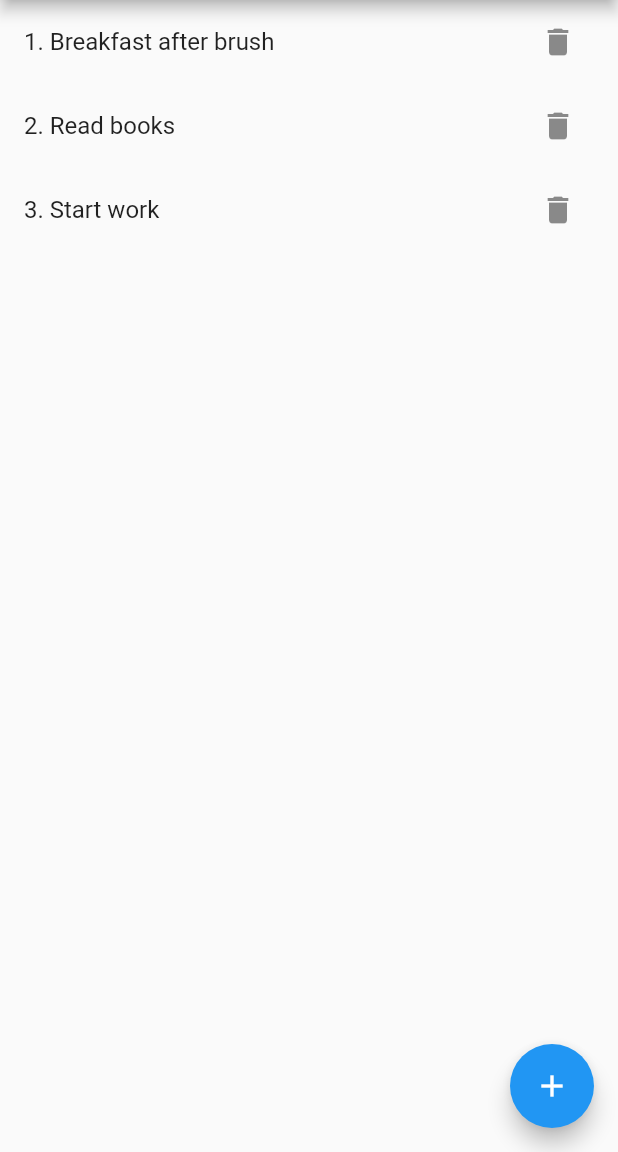
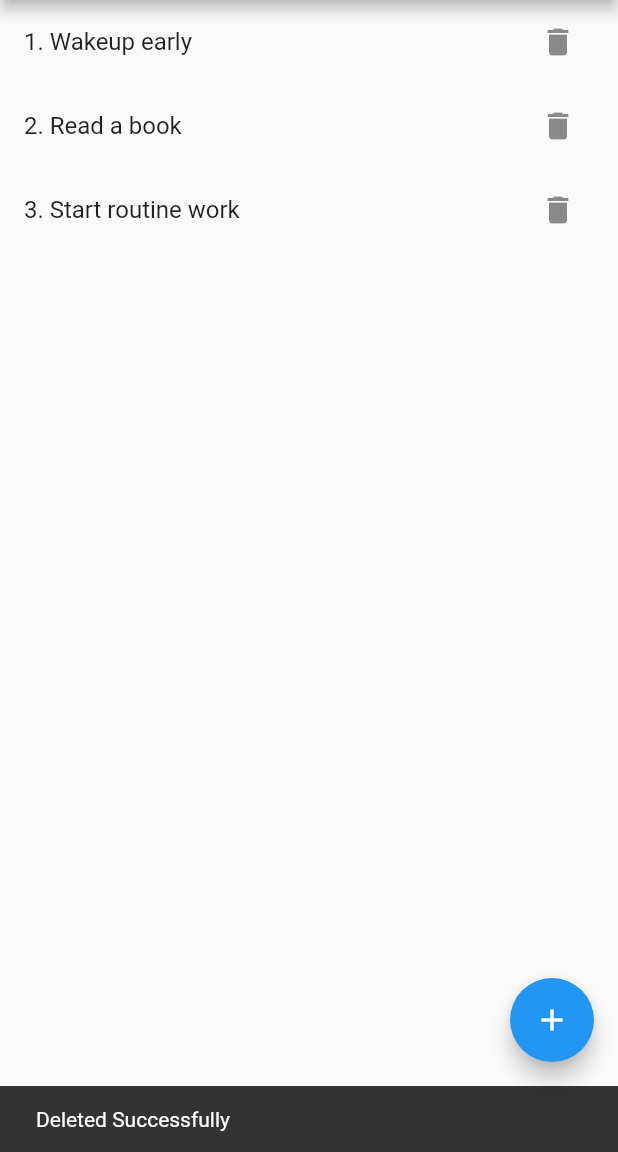
Before and after one commit to Karthick986/todo_bloc, a Flutter app: the screen it shows after launch, after a tap on the "delete" icon, on a phone screen of 412 x 824 dp, the part 84-1236 px from its top. Run offline on Flutter 3.47's test engine with Material 2 defaults, Android fonts, the phone set to English and light mode, and no system bars; our stand-ins replace equatable, flutter_bloc.

Commit message:
crud update

```diff
--- a/lib/what_todo/bloc/what_todo_bloc.dart
+++ b/lib/what_todo/bloc/what_todo_bloc.dart
@@ -1,6 +1,7 @@
 import 'package:demo_test/what_todo/bloc/what_todo_events.dart';
 import 'package:demo_test/what_todo/bloc/what_todo_states.dart';
 import 'package:demo_test/what_todo/model/todo_model.dart';
+import 'package:flutter/material.dart';
 import 'package:flutter_bloc/flutter_bloc.dart';
 
 class WhatTodoBloc extends Bloc<WhatTodoEvents, WhatTodoStates> {
@@ -39,8 +40,7 @@ class WhatTodoBloc extends Bloc<WhatTodoEvents, WhatTodoStates> {
     on<DeleteTodoEvent>((event, emit) {
       emit(TodoLoadingState());
       try {
-        emit(DeleteTodoLoadedState(message: "Deleted successfully",
-            index: event.todoIndex));
+        emit(DeleteTodoLoadedState(index: event.todoIndex));
       } catch (e) {
         emit(TodoErrorState(message: e.toString()));
       }
@@ -49,10 +49,15 @@ class WhatTodoBloc extends Bloc<WhatTodoEvents, WhatTodoStates> {
 
   List<WhatTodoModel> getDefaultTodoList() {
     return [
-      WhatTodoModel(todoId: 1, todoName: "Wake up @7pm"),
-      WhatTodoModel(todoId: 2, todoName: "Breakfast after brush"),
-      WhatTodoModel(todoId: 3, todoName: "Read books"),
-      WhatTodoModel(todoId: 4, todoName: "Start work"),
+      WhatTodoModel(todoId: 1, todoName: "Plan next day before sleep"),
+      WhatTodoModel(todoId: 2, todoName: "Wakeup early"),
+      WhatTodoModel(todoId: 3, todoName: "Read a book"),
+      WhatTodoModel(todoId: 4, todoName: "Start routine work"),
     ];
   }
+
+  void showSnackBar(context, String text) {
+    ScaffoldMessenger.of(context).showSnackBar(
+        SnackBar(content: Text(text)));
+  }
 }
--- a/lib/what_todo/bloc/what_todo_states.dart
+++ b/lib/what_todo/bloc/what_todo_states.dart
@@ -19,7 +19,7 @@ class GetTodoLoadedState extends WhatTodoStates {
   GetTodoLoadedState({required this.whatTodoModel});
 
   @override
-  List<Object?> get props => throw UnimplementedError();
+  List<Object?> get props => [whatTodoModel];
 }
 
 class CreateTodoLoadedState extends WhatTodoStates {
@@ -27,7 +27,7 @@ class CreateTodoLoadedState extends WhatTodoStates {
   CreateTodoLoadedState({required this.whatTodoModel});
 
   @override
-  List<Object?> get props => throw UnimplementedError();
+  List<Object?> get props => [whatTodoModel];
 }
 
 class UpdateTodoLoadedState extends WhatTodoStates {
@@ -36,16 +36,15 @@ class UpdateTodoLoadedState extends WhatTodoStates {
   UpdateTodoLoadedState({required this.whatTodoModel, required this.index});
 
   @override
-  List<Object?> get props => throw UnimplementedError();
+  List<Object?> get props => [index, whatTodoModel];
 }
 
 class DeleteTodoLoadedState extends WhatTodoStates {
   final int index;
-  final String message;
-  DeleteTodoLoadedState({required this.message, required this.index});
+  DeleteTodoLoadedState({required this.index});
 
   @override
-  List<Object?> get props => throw UnimplementedError();
+  List<Object?> get props => [index];
 }
 
 class TodoErrorState extends WhatTodoStates {
@@ -53,5 +52,5 @@ class TodoErrorState extends WhatTodoStates {
   TodoErrorState({required this.message});
 
   @override
-  List<Object?> get props => throw UnimplementedError();
+  List<Object?> get props => [message];
 }
--- a/lib/what_todo/screens/what_todo_screen.dart
+++ b/lib/what_todo/screens/what_todo_screen.dart
@@ -42,13 +42,16 @@ class WhatTodoScreen extends StatelessWidget {
           if (state is CreateTodoLoadedState) {
             Navigator.pop(context);
             whatTodoList.add(state.whatTodoModel);
+            whatTodoBloc.showSnackBar(context, "Added Successfully");
           }
           if (state is UpdateTodoLoadedState) {
             Navigator.pop(context);
             whatTodoList[state.index] = state.whatTodoModel;
+            whatTodoBloc.showSnackBar(context, "Updated Successfully");
           }
           if (state is DeleteTodoLoadedState) {
             whatTodoList.removeAt(state.index);
+            whatTodoBloc.showSnackBar(context, "Deleted Successfully");
           }
         },
         builder: (BuildContext buildContext, WhatTodoStates state) {
--- a/pubspec.yaml
+++ b/pubspec.yaml
@@ -36,8 +36,7 @@ dependencies:
   # The following adds the Cupertino Icons font to your application.
   # Use with the CupertinoIcons class for iOS style icons.
   cupertino_icons: ^1.0.2
-  flutter_bloc: ^8.1.2
-  http: ^0.13.5
+  flutter_bloc: ^8.1.3
   equatable: ^2.0.5
 
 dev_dependencies:
```
Also changed, not shown: pubspec.lock.
